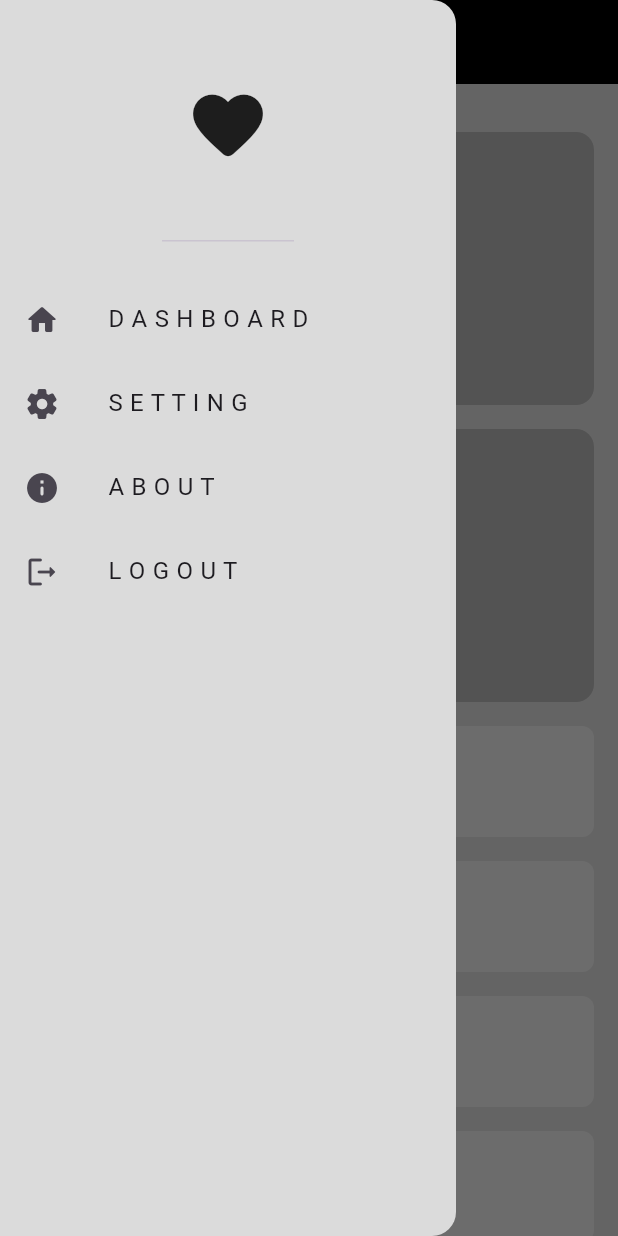
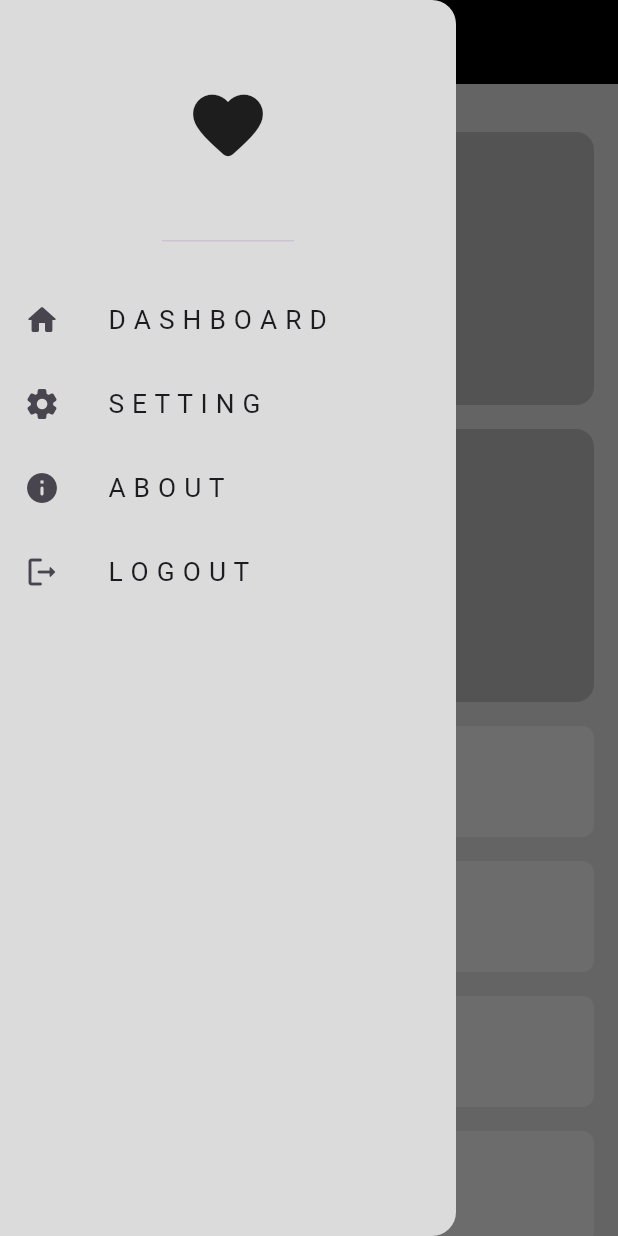
Before and after one commit to amr-khalid-saleh/test-responsive-adaptive-UI, a Flutter app: the screen it shows after launch, with the side drawer open, on a phone screen of 412 x 824 dp. Run offline on Flutter 3.47's test engine with Material 3 defaults, Android fonts, the light colour scheme and no system bars.

Commit message:
finish get responsive font size func

```diff
--- a/lib/views/widgets/custom_drawer_item.dart
+++ b/lib/views/widgets/custom_drawer_item.dart
@@ -15,7 +15,12 @@ class CustomDrawerItem extends StatelessWidget {
         child: FittedBox(
           fit: BoxFit.scaleDown,
           alignment: Alignment.centerLeft,
-          child: Text(drawerItemModel.text),
+          child: Text(
+            drawerItemModel.text,
+            style: TextStyle(
+              fontSize: getResponsiveFontSize(context, fontSize: 16),
+            ),
+          ),
         ),
       ),
     );
@@ -29,6 +34,9 @@ class CustomDrawerItem extends StatelessWidget {
 double getResponsiveFontSize(BuildContext context, {required double fontSize}) {
   double scaleFactor = getScaleFactor(context);
   double responsiveFontSize = fontSize * scaleFactor;
+  double lowerLimit = fontSize * 0.8;
+  double upperLimit = fontSize * 1.2;
+  return responsiveFontSize.clamp(lowerLimit, upperLimit);
 }
 
 double getScaleFactor(BuildContext context) {
```
